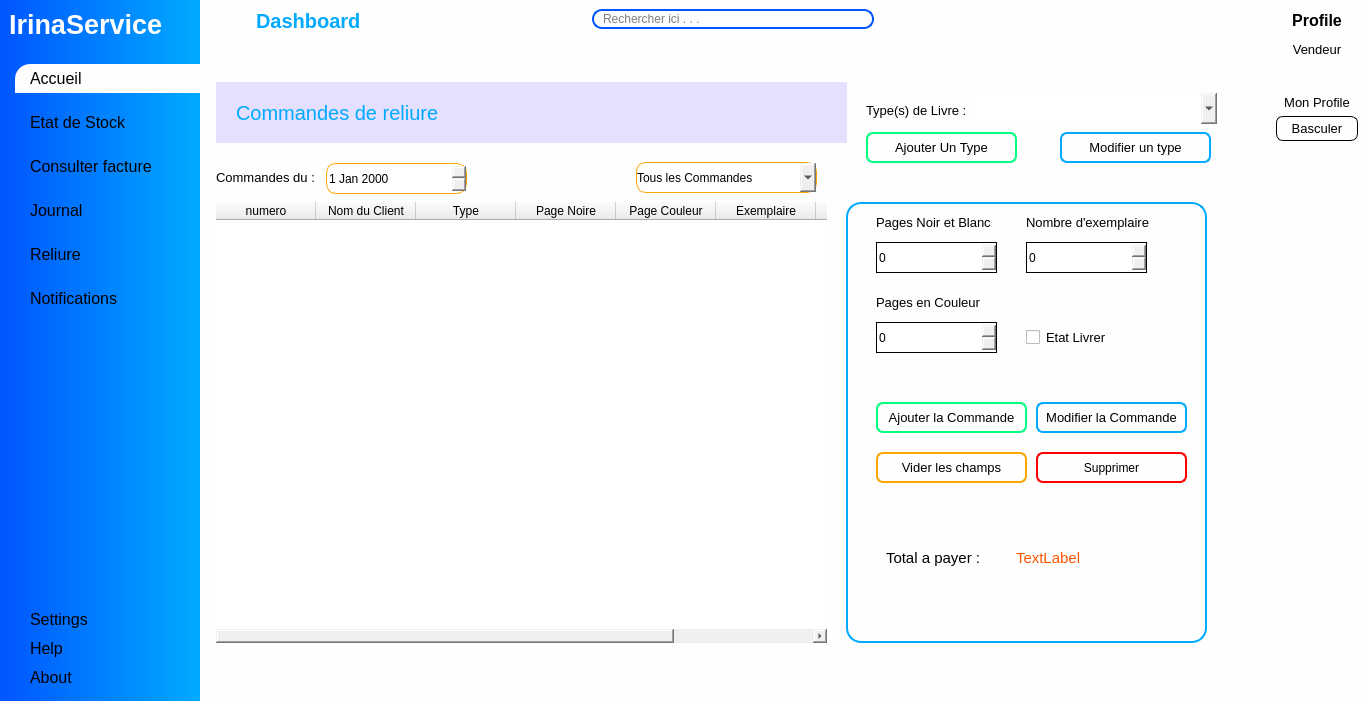
ninohantonio/Store-Management, file views/main_window.ui: the form before one commit.
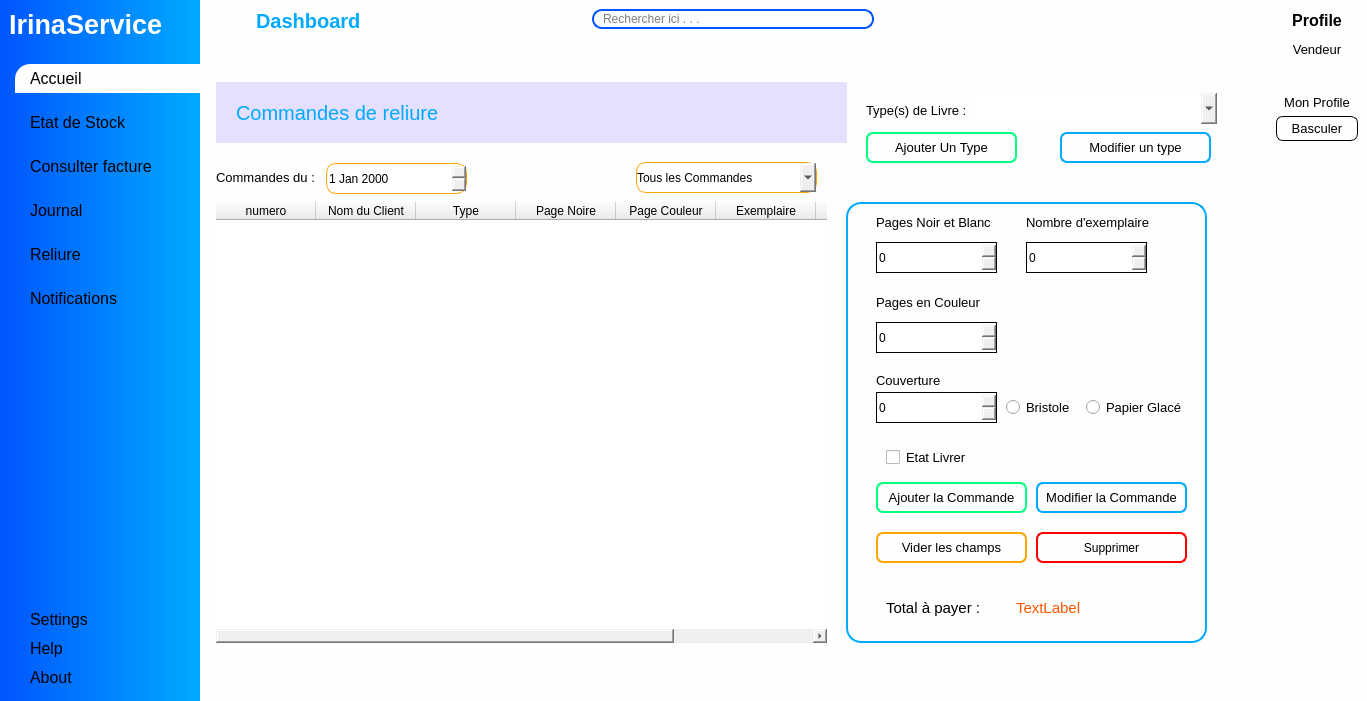
The form after the commit. The open tabs and pages were chosen to show the change. Icons and pictures are not drawn. Custom widgets are drawn as their Qt base class.

```diff
--- a/views/main_window.ui
+++ b/views/main_window.ui
@@ -1762,8 +1762,8 @@
            <widget class="QCheckBox" name="reliure_state">
             <property name="geometry">
              <rect>
-              <x>180</x>
-              <y>120</y>
+              <x>40</x>
+              <y>240</y>
               <width>121</width>
               <height>31</height>
              </rect>
@@ -1817,7 +1817,7 @@
             <property name="geometry">
              <rect>
               <x>30</x>
-              <y>200</y>
+              <y>280</y>
               <width>151</width>
               <height>31</height>
              </rect>
@@ -1838,7 +1838,7 @@
             <property name="geometry">
              <rect>
               <x>190</x>
-              <y>200</y>
+              <y>280</y>
               <width>151</width>
               <height>31</height>
              </rect>
@@ -1859,7 +1859,7 @@
             <property name="geometry">
              <rect>
               <x>30</x>
-              <y>250</y>
+              <y>330</y>
               <width>151</width>
               <height>31</height>
              </rect>
@@ -1914,7 +1914,7 @@
             <property name="geometry">
              <rect>
               <x>170</x>
-              <y>340</y>
+              <y>390</y>
               <width>121</width>
               <height>31</height>
              </rect>
@@ -1935,7 +1935,7 @@
             <property name="geometry">
              <rect>
               <x>40</x>
-              <y>340</y>
+              <y>390</y>
               <width>101</width>
               <height>31</height>
              </rect>
@@ -1946,14 +1946,14 @@
              </font>
             </property>
             <property name="text">
-             <string>Total a payer :</string>
+             <string>Total à payer :</string>
             </property>
            </widget>
            <widget class="QPushButton" name="delete_reliure">
             <property name="geometry">
              <rect>
               <x>190</x>
-              <y>250</y>
+              <y>330</y>
               <width>151</width>
               <height>31</height>
              </rect>
@@ -1965,6 +1965,73 @@
              <string>Supprimer</string>
             </property>
            </widget>
+           <widget class="QSpinBox" name="couverture_spin_box">
+            <property name="geometry">
+             <rect>
+              <x>30</x>
+              <y>190</y>
+              <width>121</width>
+              <height>31</height>
+             </rect>
+            </property>
+            <property name="styleSheet">
+             <string notr="true">border: 1px solid black;</string>
+            </property>
+           </widget>
+           <widget class="QLabel" name="label_19">
+            <property name="geometry">
+             <rect>
+              <x>30</x>
+              <y>170</y>
+              <width>101</width>
+              <height>16</height>
+             </rect>
+            </property>
+            <property name="font">
+             <font>
+              <pointsize>10</pointsize>
+             </font>
+            </property>
+            <property name="text">
+             <string>Couverture</string>
+            </property>
+           </widget>
+           <widget class="QRadioButton" name="radioBristole">
+            <property name="geometry">
+             <rect>
+              <x>160</x>
+              <y>190</y>
+              <width>71</width>
+              <height>31</height>
+             </rect>
+            </property>
+            <property name="font">
+             <font>
+              <pointsize>10</pointsize>
+             </font>
+            </property>
+            <property name="text">
+             <string>Bristole</string>
+            </property>
+           </widget>
+           <widget class="QRadioButton" name="radioGlace">
+            <property name="geometry">
+             <rect>
+              <x>240</x>
+              <y>190</y>
+              <width>101</width>
+              <height>31</height>
+             </rect>
+            </property>
+            <property name="font">
+             <font>
+              <pointsize>10</pointsize>
+             </font>
+            </property>
+            <property name="text">
+             <string>Papier Glacé</string>
+            </property>
+           </widget>
           </widget>
           <widget class="QLabel" name="label_13">
            <property name="geometry">
```
Left out of the diff: 2 changed lines with no effect on the pictures.
